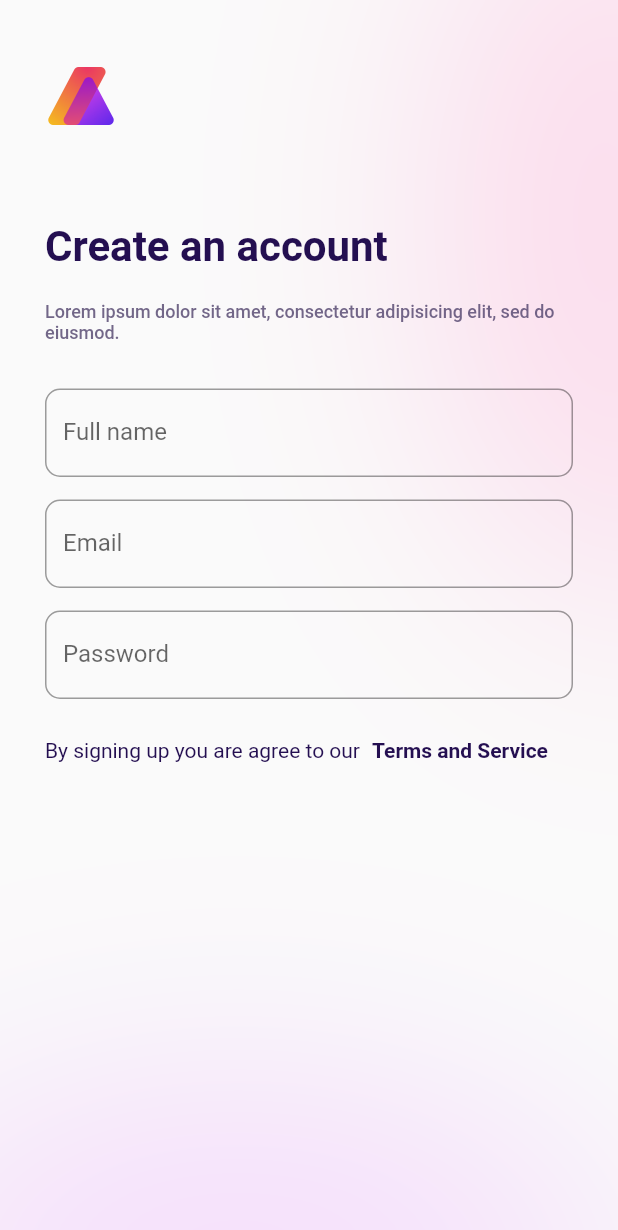
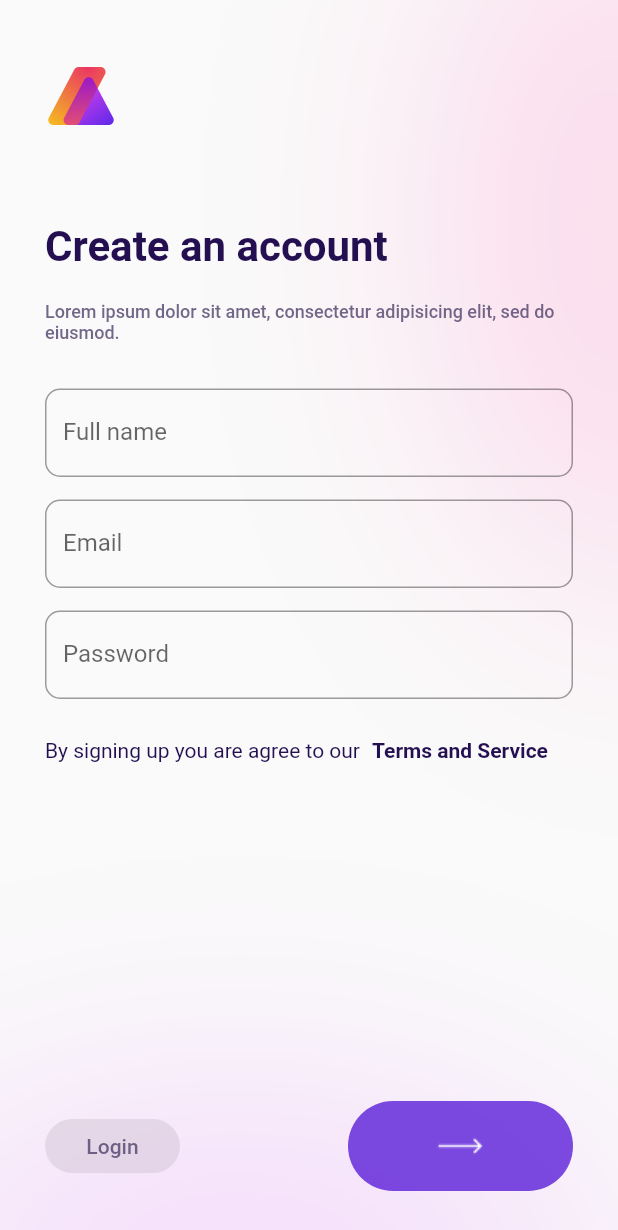
Before and after one commit to nothing628/letify, a Flutter app: the RegisterScreen screen opened by its route, on a phone screen of 412 x 824 dp. Shown: the top 1230 px of the screen. Run offline on Flutter 3.47's test engine with Material 2 defaults, Android fonts, the phone set to English and light mode, and no system bars.

Commit message:
add register button

```diff
--- a/lib/screen/register_screen.dart
+++ b/lib/screen/register_screen.dart
@@ -2,6 +2,7 @@ import 'package:flutter/material.dart';
 import '../widgets/blurred_background.dart';
 import '../widgets/app_logo.dart';
 import '../widgets/register_form.dart';
+import '../widgets/register_button.dart';
 import '../helper/colors.dart';
 
 class RegisterScreen extends StatelessWidget {
@@ -38,7 +39,8 @@ class RegisterScreen extends StatelessWidget {
                       fontWeight: FontWeight.w500,
                       color: AppColors.descPurple)),
             ),
-            RegisterForm()
+            RegisterForm(),
+            RegisterButton()
           ],
         )
       ],
--- /dev/null
+++ b/lib/widgets/register_button.dart
@@ -0,0 +1,42 @@
+import 'package:flutter/material.dart';
+import '../helper/colors.dart';
+
+class RegisterButton extends StatelessWidget {
+  const RegisterButton({Key? key}) : super(key: key);
+
+  @override
+  Widget build(BuildContext context) {
+    return Padding(
+        padding: const EdgeInsets.only(left: 30, right: 30, bottom: 30),
+        child: Row(
+          mainAxisAlignment: MainAxisAlignment.spaceBetween,
+          children: [
+            ElevatedButton(
+              style: ElevatedButton.styleFrom(
+                elevation: 0,
+                fixedSize: const Size(90, 30),
+                primary: AppColors.transparentPurple,
+                shape: RoundedRectangleBorder(
+                    borderRadius: BorderRadius.circular(30)),
+              ),
+              onPressed: () {},
+              child: const Text('Login',
+                  style: TextStyle(color: AppColors.descPurple)),
+            ),
+            ElevatedButton(
+              style: ElevatedButton.styleFrom(
+                elevation: 0,
+                fixedSize: const Size(150, 60),
+                primary: AppColors.purple,
+                shape: RoundedRectangleBorder(
+                    borderRadius: BorderRadius.circular(30)),
+              ),
+              onPressed: () {},
+              child: const Image(
+                image: AssetImage('assets/icons/right-white.png'),
+              ),
+            )
+          ],
+        ));
+  }
+}
```
